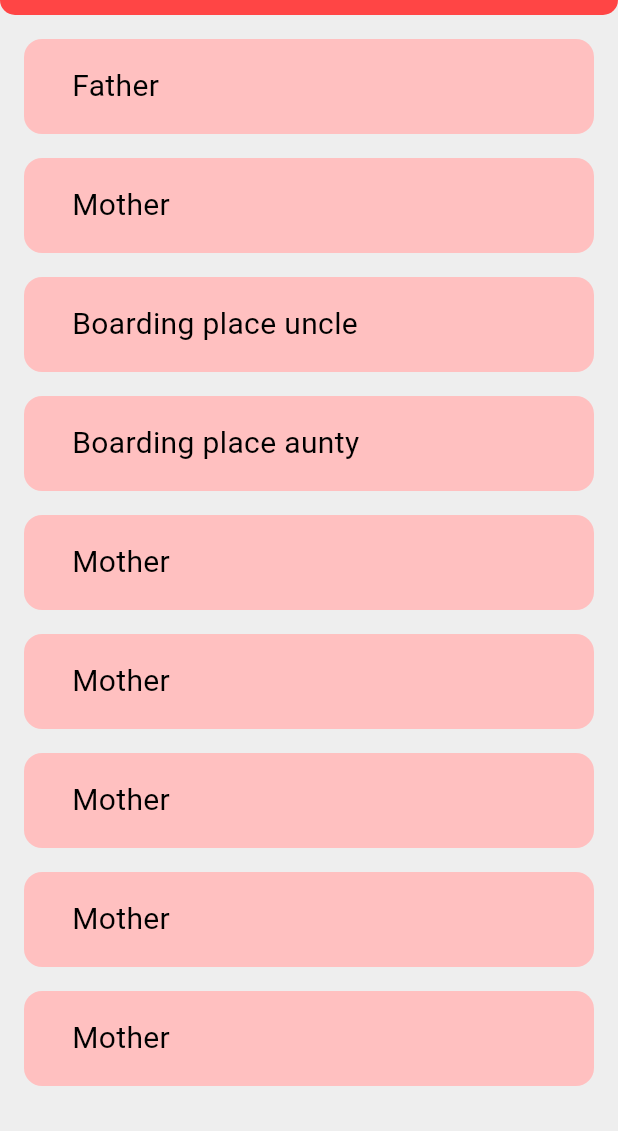
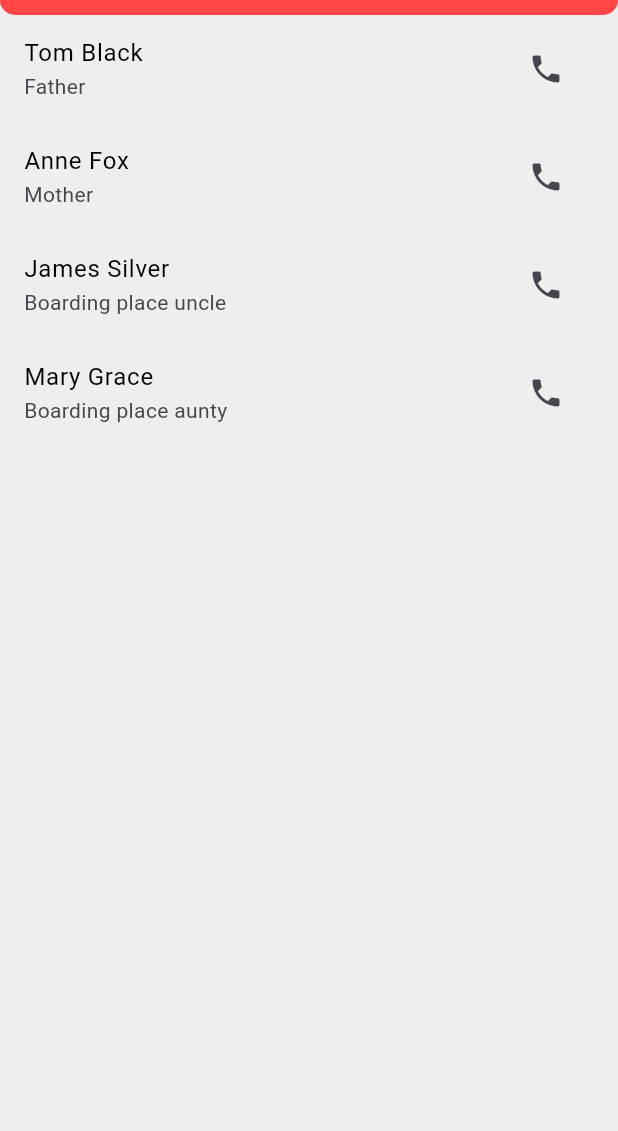
Before and after one commit to VihanDI/Emergency-SOS-App, a Flutter app: the screen it shows after launch, after a tap on the "call" icon, on a phone screen of 412 x 824 dp, the part 105-1236 px from its top. Run offline on Flutter 3.47's test engine with Material 3 defaults, Android fonts, the phone set to English and light mode, and no system bars; our stand-ins replace carousel_slider, curved_navigation_bar, geolocator; network calls fail.

Commit message:
Update call emergency contact screen

```diff
--- a/sos-app/lib/screens/emergency_contact_screen.dart
+++ b/sos-app/lib/screens/emergency_contact_screen.dart
@@ -16,26 +16,25 @@ class EmergencyContactScreen extends StatelessWidget {
           navigateToPage(context, const HomeScreen());
         },
       ),
-        body: Padding(
-          padding: const EdgeInsets.all(16.0),
-          child: GridView.builder(
-            gridDelegate: const SliverGridDelegateWithFixedCrossAxisCount(
-              crossAxisCount:
-                  1, // Automatically determine the number of columns
-              crossAxisSpacing: 16.0,
-              mainAxisSpacing: 16.0,
-              childAspectRatio:
-                  6.0, // Adjust the aspect ratio based on your design
-            ),
+      body: ListView.builder(
         itemCount: data.length,
         itemBuilder: (context, index) {
-              return GridItem(
-                relation: data[index]['relation'],
-                number: data[index]['number'],
+          Map<String, dynamic> contact = data[index];
+          return ListTile(
+            title: Text(
+              contact['name'],
+              style: const TextStyle(fontSize: 16, color: Colors.black),
+            ),
+            subtitle: Text(contact['relation']),
+            trailing: IconButton(
+              icon: const Icon(Icons.phone),
+              onPressed: () {},
+            ),
+            onTap: () {},
           );
         },
       ),
-        ));
+    );
   }
 }
 
@@ -93,21 +92,21 @@ List<Map<String, dynamic>> data = [
   {'name': 'Tom Black', 'relation': 'Father', 'number': '077 1234567'},
   {'name': 'Anne Fox', 'relation': 'Mother', 'number': '070 7654321'},
   {
-    'name': 'Tom Black',
+    'name': 'James Silver',
     'relation': 'Boarding place uncle',
     'number': '070 7654321'
   },
   {
-    'name': 'Anne Fox',
+    'name': 'Mary Grace',
     'relation': 'Boarding place aunty',
     'number': '070 7654321'
   },
-  {'name': 'Anne Fox', 'relation': 'Mother', 'number': '070 7654321'},
-  {'name': 'Anne Fox', 'relation': 'Mother', 'number': '070 7654321'},
-  {'name': 'Anne Fox', 'relation': 'Mother', 'number': '070 7654321'},
-  {'name': 'Anne Fox', 'relation': 'Mother', 'number': '070 7654321'},
-  {'name': 'Anne Fox', 'relation': 'Mother', 'number': '070 7654321'},
-  {'name': 'Anne Fox', 'relation': 'Mother', 'number': '070 7654321'},
+  // {'name': 'Anne Fox', 'relation': 'Mother', 'number': '070 7654321'},
+  // {'name': 'Anne Fox', 'relation': 'Mother', 'number': '070 7654321'},
+  // {'name': 'Anne Fox', 'relation': 'Mother', 'number': '070 7654321'},
+  // {'name': 'Anne Fox', 'relation': 'Mother', 'number': '070 7654321'},
+  // {'name': 'Anne Fox', 'relation': 'Mother', 'number': '070 7654321'},
+  // {'name': 'Anne Fox', 'relation': 'Mother', 'number': '070 7654321'},
 ];
 
 void navigateToPage(BuildContext context, Widget page) {
--- a/sos-app/lib/screens/home_screen.dart
+++ b/sos-app/lib/screens/home_screen.dart
@@ -73,7 +73,7 @@ class HomeScreen extends StatelessWidget {
               Text(
                 "${currentDate.day}  $month  ${currentDate.year}",
                 style:
-                    const TextStyle(fontSize: 20, fontWeight: FontWeight.w500),
+                    const TextStyle(fontSize: 25, fontWeight: FontWeight.w400),
               ),
               const RoundedContainerTypeOne(height: 168.1),
               const RoundedContainerTypeTwo(height: 90.05),
```
Lines whose indentation alone changed are shown as unchanged.
